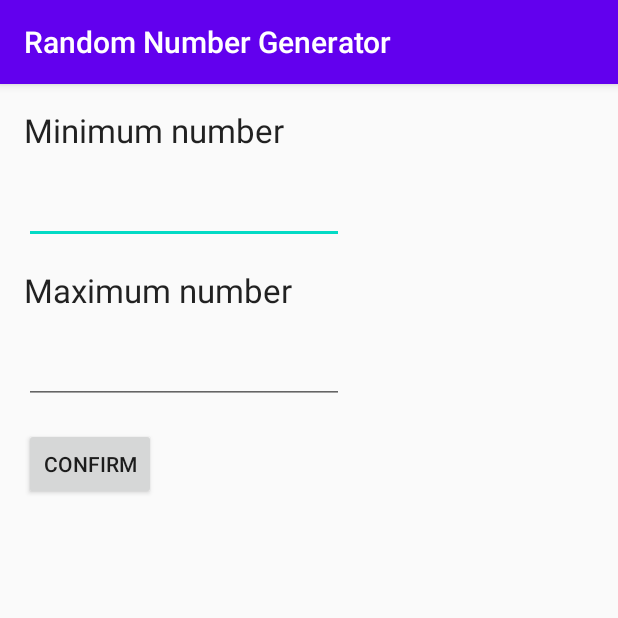
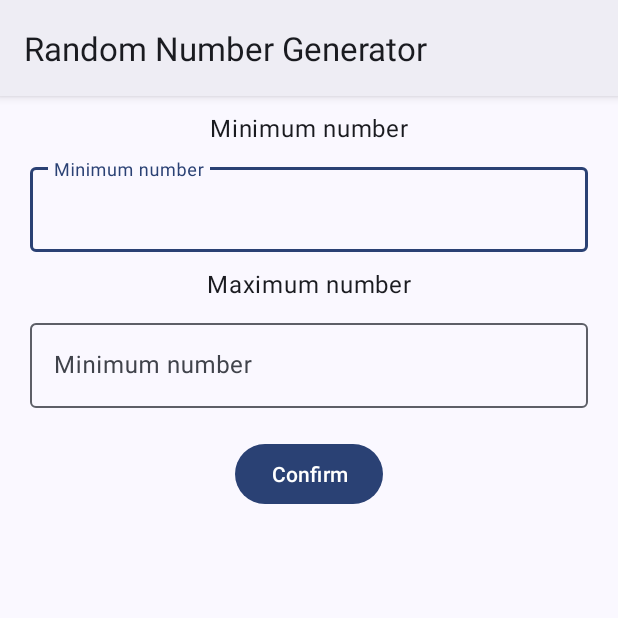
Before and after one commit to LeddaZ/RandomNumberGenerator, an Android app: the screen it shows after launch (MainActivity), on a phone screen of 412 x 824 dp, the top half of it. Run offline under Robolectric (Android 15) with nearby library versions, the phone set to English and light mode, and no system bars.

Commit message:
RandomNumberGenerator: Material3 overhaul
Signed-off-by: Leonardo Ledda <leonardoledda@gmail.com>

```diff
--- a/app/build.gradle.kts
+++ b/app/build.gradle.kts
@@ -27,7 +27,7 @@ android {
 
     defaultConfig {
         applicationId = "com.leddaz.rng"
-        minSdk = 21
+        minSdk = 23
         targetSdk = 34
         versionCode = getCommitCount()
         versionName = "1.0.0 (" + getCommitHash() + ")"
@@ -61,11 +61,6 @@ android {
         viewBinding = true
         buildConfig = true
     }
-
-    @Suppress("UnstableApiUsage")
-    androidResources {
-        generateLocaleConfig = true
-    }
 }
 
 dependencies {
--- a/app/src/main/AndroidManifest.xml
+++ b/app/src/main/AndroidManifest.xml
@@ -6,13 +6,12 @@
         android:label="@string/app_name"
         android:roundIcon="@mipmap/ic_launcher_round"
         android:supportsRtl="true"
-        android:theme="@style/AppTheme">
+        android:theme="@style/Theme.RandomNumberGenerator">
         <activity
             android:name=".MainActivity"
             android:exported="true">
             <intent-filter>
                 <action android:name="android.intent.action.MAIN" />
-
                 <category android:name="android.intent.category.LAUNCHER" />
             </intent-filter>
         </activity>
--- a/app/src/main/java/com/leddaz/rng/MainActivity.kt
+++ b/app/src/main/java/com/leddaz/rng/MainActivity.kt
@@ -2,14 +2,16 @@ package com.leddaz.rng
 
 import android.os.Bundle
 import android.view.View
-import android.widget.EditText
-import android.widget.TextView
 import androidx.appcompat.app.AppCompatActivity
+import com.google.android.material.color.DynamicColors
+import com.google.android.material.textfield.TextInputEditText
+import com.google.android.material.textview.MaterialTextView
 import kotlin.random.Random
 
 class MainActivity : AppCompatActivity() {
     override fun onCreate(savedInstanceState: Bundle?) {
         super.onCreate(savedInstanceState)
+        DynamicColors.applyToActivityIfAvailable(this)
         setContentView(R.layout.activity_main)
     }
 
@@ -18,12 +20,12 @@ class MainActivity : AppCompatActivity() {
      */
     @Suppress("UNUSED_PARAMETER")
     fun genNum(view: View) {
-        val minNumber = findViewById<EditText>(R.id.MinTextBox)
+        val minNumber = findViewById<TextInputEditText>(R.id.min_input_edittext)
         val min = minNumber.text.toString()
-        val maxNumber = findViewById<EditText>(R.id.MaxTextBox)
+        val maxNumber = findViewById<TextInputEditText>(R.id.max_input_edittext)
         val max = maxNumber.text.toString()
         val rnd = Random.nextInt(min.toInt(), max.toInt())
-        val result = findViewById<TextView>(R.id.RandomNumber)
+        val result = findViewById<MaterialTextView>(R.id.result_textview)
         result.text = rnd.toString()
         result.visibility = View.VISIBLE
     }
--- a/app/src/main/res/layout/activity_main.xml
+++ b/app/src/main/res/layout/activity_main.xml
@@ -6,76 +6,85 @@
     android:layout_height="match_parent"
     tools:context=".MainActivity">
 
-    <TextView
-        android:id="@+id/MinString"
+    <com.google.android.material.textview.MaterialTextView
+        android:id="@+id/min_textview"
         android:layout_width="wrap_content"
         android:layout_height="wrap_content"
-        android:layout_marginStart="16dp"
-        android:layout_marginLeft="16dp"
-        android:layout_marginTop="16dp"
+        android:layout_margin="10dp"
         android:text="@string/min_text"
-        android:textAppearance="@style/TextAppearance.AppCompat.Large"
+        android:textAppearance="@style/TextAppearance.Material3.BodyLarge"
+        app:layout_constraintBottom_toTopOf="@id/min_input"
         app:layout_constraintStart_toStartOf="parent"
+        app:layout_constraintEnd_toEndOf="parent"
         app:layout_constraintTop_toTopOf="parent" />
 
-    <TextView
-        android:id="@+id/MaxString"
+    <com.google.android.material.textfield.TextInputLayout
+        android:id="@+id/min_input"
+        android:layout_width="match_parent"
+        android:layout_height="wrap_content"
+        android:layout_marginLeft="20dp"
+        android:layout_marginRight="20dp"
+        android:hint="@string/min_text"
+        app:layout_constraintBottom_toTopOf="@id/max_textview"
+        app:layout_constraintTop_toBottomOf="@id/min_textview">
+
+        <com.google.android.material.textfield.TextInputEditText
+            android:id="@+id/min_input_edittext"
+            android:layout_width="match_parent"
+            android:layout_height="wrap_content" />
+
+    </com.google.android.material.textfield.TextInputLayout>
+
+    <com.google.android.material.textview.MaterialTextView
+        android:id="@+id/max_textview"
         android:layout_width="wrap_content"
         android:layout_height="wrap_content"
-        android:layout_marginStart="16dp"
-        android:layout_marginLeft="16dp"
-        android:layout_marginTop="16dp"
+        android:layout_margin="10dp"
         android:text="@string/max_text"
-        android:textAppearance="@style/TextAppearance.AppCompat.Large"
+        android:textAppearance="@style/TextAppearance.Material3.BodyLarge"
         app:layout_constraintStart_toStartOf="parent"
-        app:layout_constraintTop_toBottomOf="@+id/MinTextBox" />
+        app:layout_constraintBottom_toTopOf="@+id/max_input"
+        app:layout_constraintEnd_toEndOf="parent"
+        app:layout_constraintTop_toBottomOf="@+id/min_input" />
 
-    <EditText
-        android:id="@+id/MinTextBox"
+    <com.google.android.material.textfield.TextInputLayout
+        android:id="@+id/max_input"
+        android:layout_width="match_parent"
+        android:layout_height="wrap_content"
+        android:layout_marginLeft="20dp"
+        android:layout_marginRight="20dp"
+        android:hint="@string/min_text"
+        app:layout_constraintBottom_toTopOf="@id/confirm_button"
+        app:layout_constraintTop_toBottomOf="@id/max_textview">
+
+        <com.google.android.material.textfield.TextInputEditText
+            android:id="@+id/max_input_edittext"
+            android:layout_width="match_parent"
+            android:layout_height="wrap_content" />
+
+    </com.google.android.material.textfield.TextInputLayout>
+
+    <Button
+        android:id="@+id/confirm_button"
         android:layout_width="wrap_content"
         android:layout_height="wrap_content"
-        android:layout_marginStart="16dp"
-        android:layout_marginLeft="16dp"
-        android:layout_marginTop="16dp"
-        android:ems="10"
-        android:inputType="numberSigned"
+        android:layout_margin="20dp"
+        android:onClick="genNum"
+        android:text="@string/confirm_text"
         app:layout_constraintStart_toStartOf="parent"
-        app:layout_constraintTop_toBottomOf="@+id/MinString" />
+        app:layout_constraintEnd_toEndOf="parent"
+        app:layout_constraintTop_toBottomOf="@+id/max_input" />
 
-    <EditText
-        android:id="@+id/MaxTextBox"
-        android:layout_width="0dp"
-        android:layout_height="wrap_content"
-        android:layout_marginStart="16dp"
-        android:layout_marginLeft="16dp"
-        android:layout_marginTop="16dp"
-        android:ems="10"
-        android:inputType="numberSigned"
-        app:layout_constraintStart_toStartOf="parent"
-        app:layout_constraintTop_toBottomOf="@+id/MaxString" />
-
-    <Button
-        android:id="@+id/ConfirmButton"
+    <com.google.android.material.textview.MaterialTextView
+        android:id="@+id/result_textview"
         android:layout_width="wrap_content"
         android:layout_height="wrap_content"
-        android:layout_marginStart="16dp"
-        android:layout_marginLeft="16dp"
-        android:layout_marginTop="16dp"
-        android:onClick="genNum"
-        android:text="@string/button_confirm"
-        app:layout_constraintStart_toStartOf="parent"
-        app:layout_constraintTop_toBottomOf="@+id/MaxTextBox" />
-
-    <TextView
-        android:id="@+id/RandomNumber"
-        android:layout_width="wrap_content"
-        android:layout_height="wrap_content"
+        android:layout_margin="30dp"
         android:text="@string/rand_num"
-        android:textAppearance="@style/TextAppearance.AppCompat.Large"
-        android:textSize="36sp"
+        android:textAppearance="@style/TextAppearance.Material3.HeadlineLarge"
         android:visibility="invisible"
-        app:layout_constraintBottom_toBottomOf="parent"
         app:layout_constraintEnd_toEndOf="parent"
         app:layout_constraintStart_toStartOf="parent"
-        app:layout_constraintTop_toTopOf="parent" />
+        app:layout_constraintTop_toBottomOf="@id/confirm_button" />
+
 </androidx.constraintlayout.widget.ConstraintLayout>
--- a/app/src/main/res/values/colors.xml
+++ /dev/null
@@ -1,6 +0,0 @@
-<?xml version="1.0" encoding="utf-8"?>
-<resources>
-    <color name="colorPrimary">#6200EE</color>
-    <color name="colorPrimaryDark">#3700B3</color>
-    <color name="colorAccent">#03DAC5</color>
-</resources>
--- a/app/src/main/res/values/strings.xml
+++ b/app/src/main/res/values/strings.xml
@@ -3,6 +3,6 @@
     <string name="edit_message">Enter a message</string>
     <string name="min_text">Minimum number</string>
     <string name="max_text">Maximum number</string>
-    <string name="button_confirm">Confirm</string>
+    <string name="confirm_text">Confirm</string>
     <string name="rand_num">0</string>
 </resources>
--- a/app/src/main/res/values/styles.xml
+++ /dev/null
@@ -1,10 +0,0 @@
-<resources>
-    <!-- Base application theme. -->
-    <style name="AppTheme" parent="Theme.AppCompat.Light.DarkActionBar">
-        <!-- Customize your theme here. -->
-        <item name="colorPrimary">@color/colorPrimary</item>
-        <item name="colorPrimaryDark">@color/colorPrimaryDark</item>
-        <item name="colorAccent">@color/colorAccent</item>
-    </style>
-
-</resources>
--- /dev/null
+++ b/app/src/main/res/values/themes.xml
@@ -0,0 +1,10 @@
+<?xml version="1.0" encoding="utf-8"?>
+<resources>
+
+    <style name="Theme.RandomNumberGenerator" parent="Theme.Material3.DayNight">
+        <item name="android:navigationBarColor">@android:color/transparent</item>
+        <item name="android:statusBarColor">@android:color/transparent</item>
+        <item name="android:windowLightStatusBar">?attr/isLightTheme</item>
+    </style>
+
+</resources>
```
